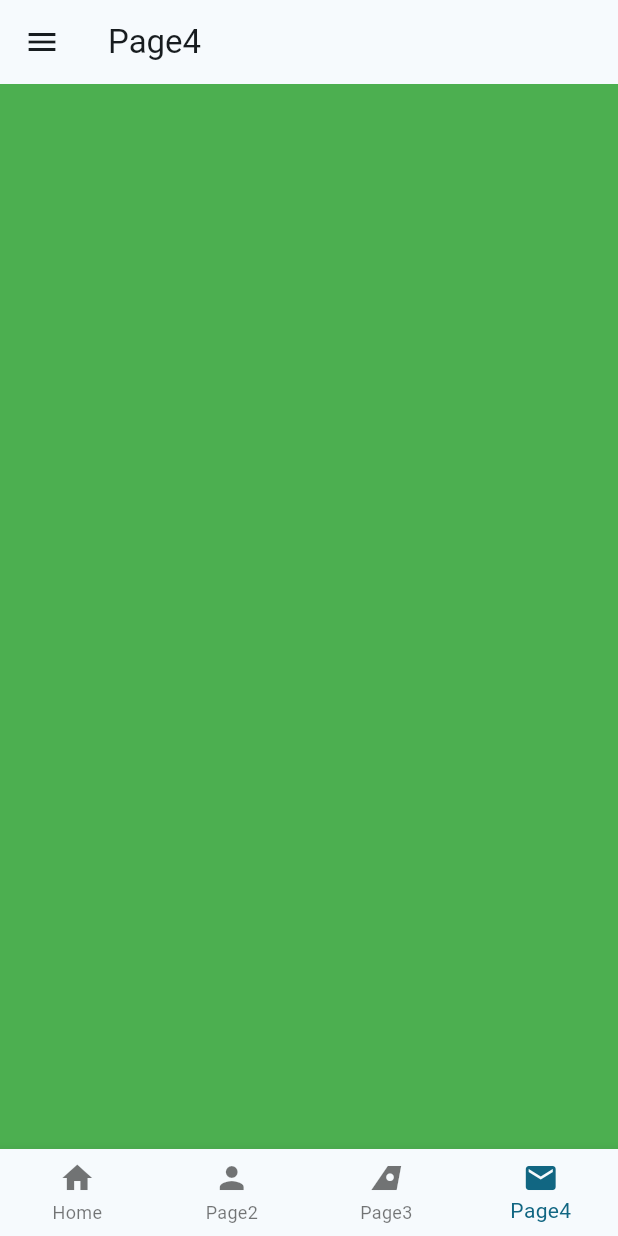
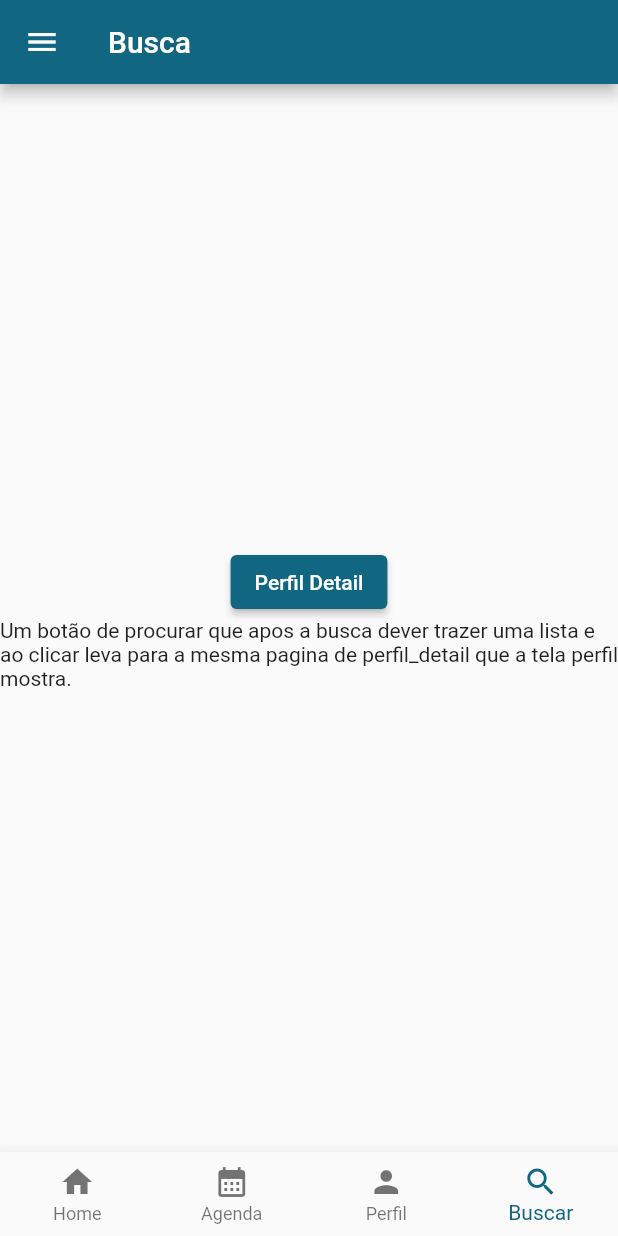
Before and after one commit to danielfransa/AppAbaFlutter, a Flutter app: the screen it shows after launch, item 4 of the bottom bar chosen, on a phone screen of 412 x 824 dp. Run offline on Flutter 3.47's test engine with Material 3 defaults, Android fonts, the phone set to English and light mode, and no system bars; network calls fail.

Commit message:
Criação das paginas e esquemas de Navegação

```diff
--- a/lib/my_app.dart
+++ b/lib/my_app.dart
@@ -1,4 +1,3 @@
-import 'package:aba_app/pages/login_page.dart';
 import 'package:aba_app/pages/my_home_page.dart';
 import 'package:flutter/material.dart';
 
@@ -20,7 +19,7 @@ class MyApp extends StatelessWidget {
         //     backgroundColor: Colors.cyan,
         //     selectedItemColor: Colors.white,
         //     unselectedItemColor: Colors.white70),
-        useMaterial3: true,
+        useMaterial3: false,
       ),
       home: const MyHomePage(
         title: "Primeira Página",
--- /dev/null
+++ b/lib/pages/agenda.dart
@@ -0,0 +1,14 @@
+import 'package:flutter/material.dart';
+
+class Agenda extends StatelessWidget {
+  const Agenda({super.key});
+
+  @override
+  Widget build(BuildContext context) {
+    var container = const Center(
+      child: Text(
+          "TODO: A ideia é que nessa tela deverá aparecer uma lista com os pacientes agendados para o dia conforme o atendente logado nosso sistema não tem uma agenda e hoje eles utilizam a agenda do google para fazer esse agendamento, podemos fazer um link com o google ou criar uma agenda no sistema (a definir)."),
+    );
+    return container;
+  }
+}
--- /dev/null
+++ b/lib/pages/buscar.dart
@@ -0,0 +1,29 @@
+import 'package:aba_app/pages/perfil_detail.dart';
+import 'package:flutter/material.dart';
+
+class Buscar extends StatelessWidget {
+  const Buscar({super.key});
+
+  @override
+  Widget build(BuildContext context) {
+    return Column(
+      mainAxisAlignment: MainAxisAlignment.center,
+      children: [
+        ElevatedButton(
+            onPressed: () {
+              Navigator.push(
+                context,
+                MaterialPageRoute(
+                  builder: ((context) => const PerfilDetails()),
+                ),
+              );
+            },
+            child: const Text('Perfil Detail')),
+        const Center(
+          child: Text(
+              "Um botão de procurar que apos a busca dever trazer uma lista e ao clicar leva para a mesma pagina de perfil_detail que a tela perfil mostra."),
+        )
+      ],
+    );
+  }
+}
--- a/lib/pages/my_home_page.dart
+++ b/lib/pages/my_home_page.dart
@@ -1,4 +1,6 @@
-import 'package:aba_app/pages/page2.dart';
+import 'package:aba_app/pages/agenda.dart';
+import 'package:aba_app/pages/buscar.dart';
+import 'package:aba_app/pages/perfil.dart';
 import 'package:flutter/material.dart';
 
 class MyHomePage extends StatefulWidget {
@@ -14,17 +16,13 @@ class _MyHomePageState extends State<MyHomePage> {
       'https://images.pexels.com/photos/1674752/pexels-photo-1674752.jpeg?auto=compress&cs=tinysrgb&w=1260&h=750&dpr=2';
 
   int _selectedIndex = 0;
-  final List<String> appBarTitles = ['Home', 'Page2', 'Page3', 'Page4'];
+  final List<String> appBarTitles = ['Home', 'Agenda', 'Perfil', 'Busca'];
 
   var pages = [
     Container(color: Colors.white70),
-    const Page2(),
-    Container(
-      color: Colors.amber,
-    ),
-    Container(
-      color: Colors.green,
-    ),
+    const Agenda(),
+    const Perfil(),
+    const Buscar(),
   ];
 
   @override
@@ -70,16 +68,16 @@ class _MyHomePageState extends State<MyHomePage> {
             label: 'Home',
           ),
           BottomNavigationBarItem(
-            icon: Icon(Icons.person),
-            label: 'Page2',
+            icon: Icon(Icons.calendar_month),
+            label: 'Agenda',
           ),
           BottomNavigationBarItem(
-            icon: Icon(Icons.airlines),
-            label: 'Page3',
+            icon: Icon(Icons.person),
+            label: 'Perfil',
           ),
           BottomNavigationBarItem(
-            icon: Icon(Icons.mail),
-            label: 'Page4',
+            icon: Icon(Icons.search),
+            label: 'Buscar',
           )
         ],
       ),
--- a/lib/pages/page2.dart
+++ /dev/null
@@ -1,12 +0,0 @@
-import 'package:flutter/material.dart';
-
-class Page2 extends StatelessWidget {
-  const Page2({super.key});
-
-  @override
-  Widget build(BuildContext context) {
-    return Container(
-      color: Colors.purple,
-    );
-  }
-}
```
Also changed, not shown: lib/pages/application_details.dart (added, +23 -0 lines), lib/pages/new_application.dart (added, +23 -0 lines), lib/pages/perfil.dart (added, +29 -0 lines), lib/pages/perfil_detail.dart (added, +34 -0 lines), lib/pages/protocol_detail.dart (added, +45 -0 lines), 2 other files.
